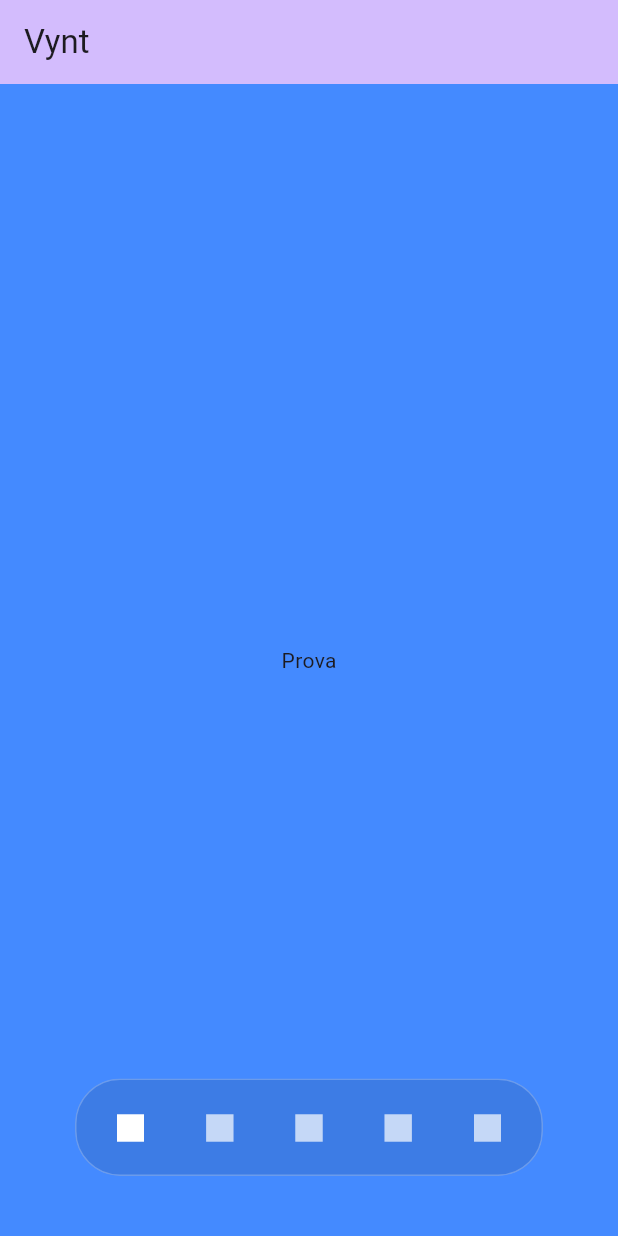
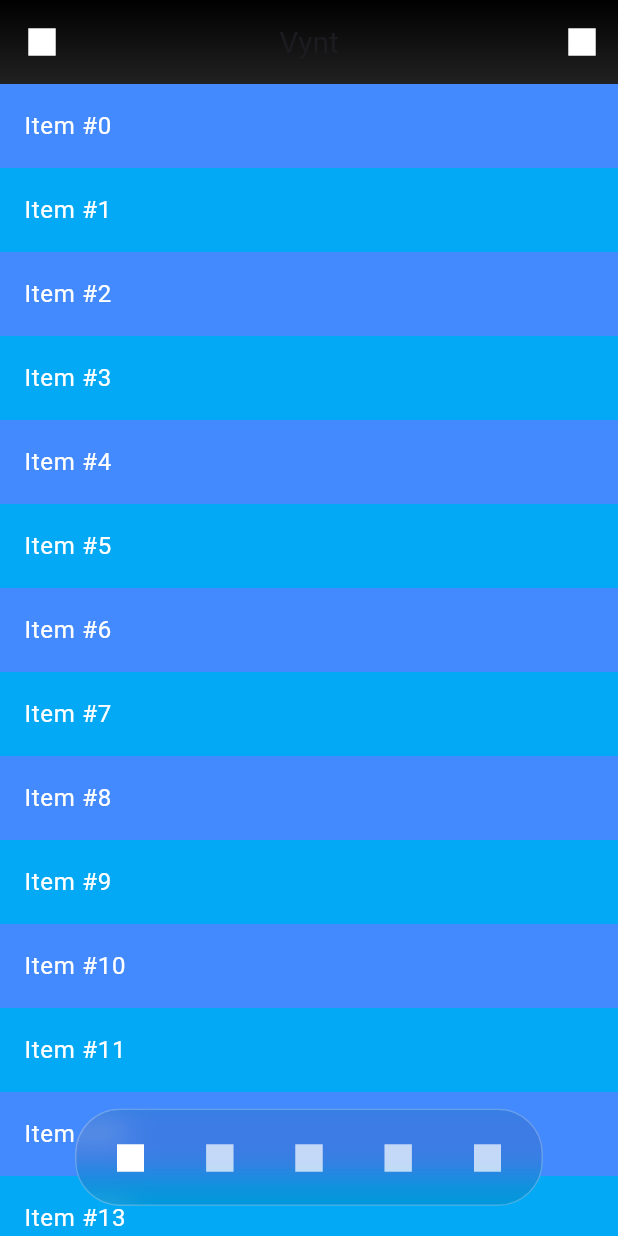
Before and after one commit to iAVAA/vynt, a Flutter app: the screen it shows after launch, on a phone screen of 412 x 824 dp. Run offline on Flutter 3.47's test engine with Material 3 defaults, Android fonts, the light colour scheme and no system bars; drawn by our look-alikes of crystal_navigation_bar.

Commit message:
appbar creata

```diff
--- a/lib/main.dart
+++ b/lib/main.dart
@@ -1,6 +1,5 @@
 import 'package:crystal_navigation_bar/crystal_navigation_bar.dart';
 import 'package:flutter/material.dart';
-
 
 void main() {
   runApp(const MyApp());
@@ -17,22 +16,22 @@ class MyApp extends StatelessWidget {
         colorScheme: ColorScheme.fromSeed(seedColor: Colors.deepPurple),
         useMaterial3: true,
       ),
-      home: const MyHomePage(title: 'Vynt'),
+      home: const Feed(title: 'Vynt'),
     );
   }
 }
 
-class MyHomePage extends StatefulWidget {
-  const MyHomePage({super.key, required this.title});
+class Feed extends StatefulWidget {
+  const Feed({super.key, required this.title});
   final String title;
 
   @override
-  State<MyHomePage> createState() => _MyHomePageState();
+  State<Feed> createState() => _FeedState();
 }
 
 enum _SelectedTab { home, search, add, library, profile }
 
-class _MyHomePageState extends State<MyHomePage> {
+class _FeedState extends State<Feed> {
   _SelectedTab _selectedTab = _SelectedTab.home;
 
   void _handleIndexChanged(int index) {
@@ -45,19 +44,72 @@ class _MyHomePageState extends State<MyHomePage> {
   Widget build(BuildContext context) {
     return Scaffold(
       extendBody: true,
-      appBar: AppBar(
-        backgroundColor: Theme.of(context).colorScheme.inversePrimary,
-        title: Text(widget.title),
-      ),
-      body: const Center(
-        child: Text(
-          'Prova',
+      body: _buildBody(),
+      backgroundColor: Colors.grey[900],
+      bottomNavigationBar: _buildBottomNavigationBar(),
+    );
+  }
+
+  Widget _buildBody() {
+    return CustomScrollView(
+      slivers: [
+        _buildSliverAppBar(),
+        SliverList(
+          delegate: SliverChildBuilderDelegate(
+            (context, index) {
+              return ListTile(
+                title: Text('Item #$index', style: const TextStyle(color: Colors.white)),
+                tileColor: index % 2 == 0 ? Colors.blueAccent : Colors.lightBlue,
+              );
+            },
+            childCount: 20, // Number of list items
           ),
         ),
-      backgroundColor: Colors.blueAccent,
-      bottomNavigationBar: Padding(
-        padding: const EdgeInsets.only(bottom: 20),
-        child: CrystalNavigationBar(
+      ],
+    );
+  }
+
+  SliverAppBar _buildSliverAppBar() {
+    return SliverAppBar(
+      backgroundColor: Colors.transparent,
+      centerTitle: true,
+      pinned: true,
+      elevation: 0,
+      title: Text(
+        widget.title,
+        style: const TextStyle(fontSize: 20),
+      ),
+      leading: IconButton(
+        icon: const Icon(Icons.square, color: Colors.white),
+        onPressed: () {
+          // Action for the left icon
+        },
+      ),
+      actions: [
+        IconButton(
+          icon: const Icon(Icons.square, color: Colors.white),
+          onPressed: () {
+            // Action for the right icon
+          },
+        ),
+      ],
+      flexibleSpace: Container(
+        decoration: const BoxDecoration(
+          gradient: LinearGradient(
+            begin: Alignment.topCenter,
+            end: Alignment.bottomCenter,
+            colors: [
+              Colors.black,
+              Colors.transparent,
+            ],
+          ),
+        ),
+      ),
+    );
+  }
+
+  Widget _buildBottomNavigationBar() {
+    return CrystalNavigationBar(
       enableFloatingNavBar: true,
       enablePaddingAnimation: true,
       currentIndex: _SelectedTab.values.indexOf(_selectedTab),
@@ -66,40 +118,25 @@ class _MyHomePageState extends State<MyHomePage> {
       splashColor: Colors.transparent,
       indicatorColor: Colors.transparent,
       onTap: _handleIndexChanged,
-          items: [
-            // Home
-            CrystalNavigationBarItem(
-              icon: Icons.square,
-              unselectedIcon: Icons.square,
-              selectedColor: Colors.white,
-            ),
-            // Search
-            CrystalNavigationBarItem(
-              icon: Icons.square,
-              unselectedIcon: Icons.square,
-              selectedColor: Colors.white,
-            ),
-            // Add
-            CrystalNavigationBarItem(
-              icon: Icons.square,
-              unselectedIcon: Icons.square,
-              selectedColor: Colors.white,
-            ),
-            // Library
-            CrystalNavigationBarItem(
-              icon: Icons.square,
-              unselectedIcon: Icons.square,
-              selectedColor: Colors.yellow,
-            ),
-            // Profile
-            CrystalNavigationBarItem(
-              icon: Icons.square,
-              unselectedIcon: Icons.square,
-              selectedColor: Colors.white,
-            ),
-          ],
-        ),
-      ),
+      items: _buildNavigationBarItems(),
+    );
+  }
+
+  List<CrystalNavigationBarItem> _buildNavigationBarItems() {
+    return [
+      _buildNavigationBarItem(Icons.square, Colors.white),
+      _buildNavigationBarItem(Icons.square, Colors.white),
+      _buildNavigationBarItem(Icons.square, Colors.white),
+      _buildNavigationBarItem(Icons.square, Colors.yellow),
+      _buildNavigationBarItem(Icons.square, Colors.white),
+    ];
+  }
+
+  CrystalNavigationBarItem _buildNavigationBarItem(IconData icon, Color selectedColor) {
+    return CrystalNavigationBarItem(
+      icon: icon,
+      unselectedIcon: icon,
+      selectedColor: selectedColor,
     );
   }
 }
```
Lines whose indentation alone changed are shown as unchanged.
